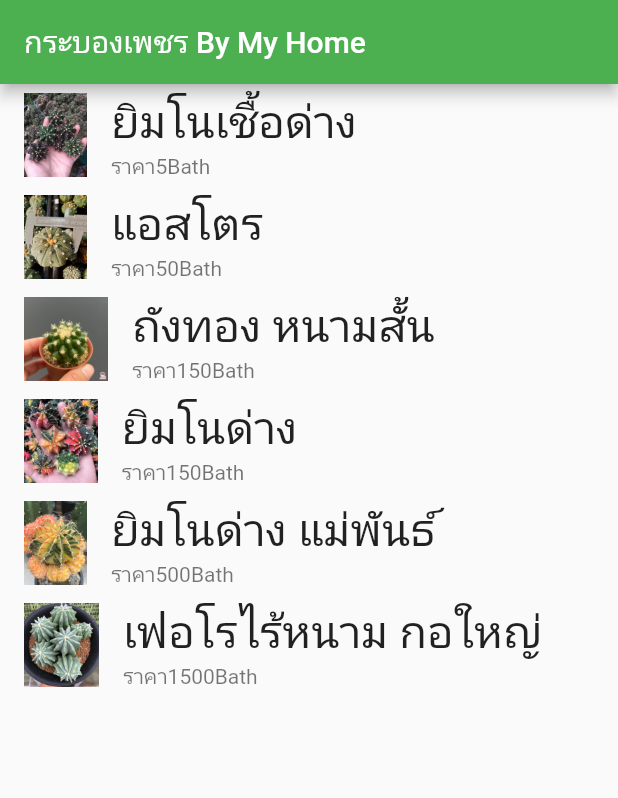
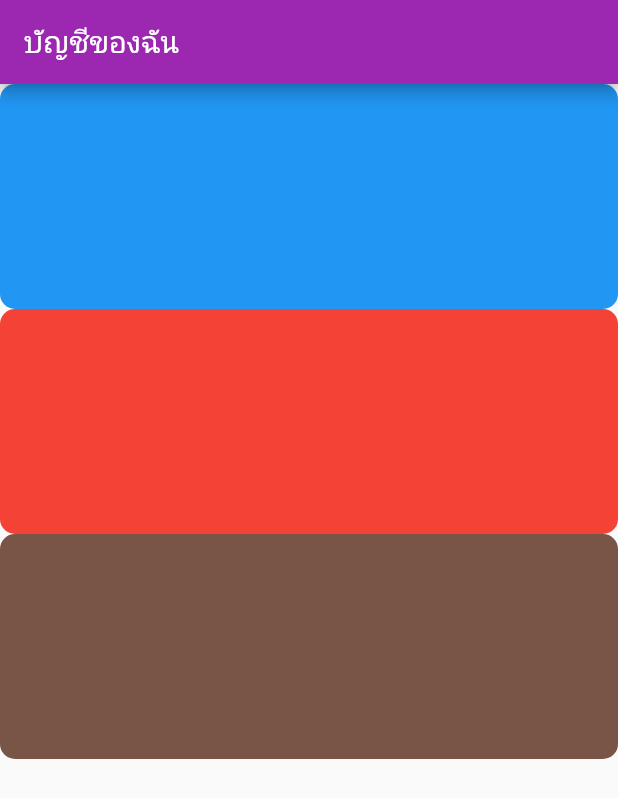
Before and after one commit to Somkairt/ProjectF, a Flutter app: the screen it shows after launch, on a phone screen of 412 x 824 dp. Shown: the top 798 px of the screen. Run offline on Flutter 3.47's test engine with Material 2 defaults, Android fonts, the phone set to English and light mode, and no system bars.

Commit message:
box drcoration

```diff
--- a/lib/main.dart
+++ b/lib/main.dart
@@ -13,7 +13,7 @@ class MyApp extends StatelessWidget {
     return MaterialApp(
         title: "My App",
         home: mypage(),
-        theme: ThemeData(primarySwatch: Colors.green) //เปลี่ยนสี
+        theme: ThemeData(primarySwatch: Colors.purple) //เปลี่ยนสี
         );
   }
 }
@@ -27,36 +27,32 @@ class mypage extends StatefulWidget {
 
 class _mypageState extends State<mypage> {
   //กลุ่มข้อมูล
-  List<Castusmenu> menu = [
-    Castusmenu("ยิมโนเชื้อด่าง", "5", "assets/images/A.jpg"),
-    Castusmenu("แอสโตร", "50", "assets/images/B.jpg"),
-    Castusmenu("ถังทอง หนามสั้น", "150", "assets/images/C.jpg"),
-    Castusmenu("ยิมโนด่าง ", "150", "assets/images/D.jpg"),
-    Castusmenu("ยิมโนด่าง แม่พันธ์", "500", "assets/images/E.jpg"),
-    Castusmenu("เฟอโรไร้หนาม กอใหญ่", "1500", "assets/images/F.jpg")
-  ];
 
 //แสดงผลข้อมูล
   @override
   Widget build(BuildContext context) {
     return Scaffold(
         appBar: AppBar(
-          title: Text("กระบองเพชร By My Home"),
+          title: Text("บัญชีของฉัน"),
         ),
-        body: ListView.builder(
-            itemCount: menu.length,
-            itemBuilder: (BuildContext context, int index) {
-              Castusmenu tus = menu[index];
-              return ListTile(
-                  leading: Image.asset(tus.img),
-                  title: Text(
-                    tus.name,
-                    style: TextStyle(fontSize: 30),
-                  ),
-                  subtitle: Text("ราคา" + tus.price + "Bath"),
-                  onTap: () {
-                    print("คุณได้ทำการเลือก =" + tus.name);
-                  });
-            }));
+        body: Column(
+          children: [
+            Container(
+              decoration: BoxDecoration(
+                  color: Colors.blue, borderRadius: BorderRadius.circular(10)),
+              height: 150,
+            ),
+            Container(
+              decoration: BoxDecoration(
+                  color: Colors.red, borderRadius: BorderRadius.circular(10)),
+              height: 150,
+            ),
+            Container(
+              decoration: BoxDecoration(
+                  color: Colors.brown, borderRadius: BorderRadius.circular(10)),
+              height: 150,
+            )
+          ],
+        ));
   }
 }
```
